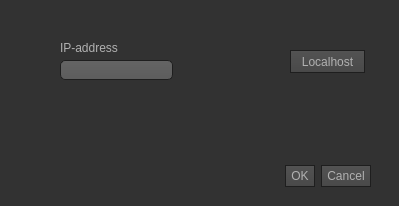
Old version of the form src/RenderManagement/NetworkSettingsWindow.ui in the repository Mirevi/MotionHub.
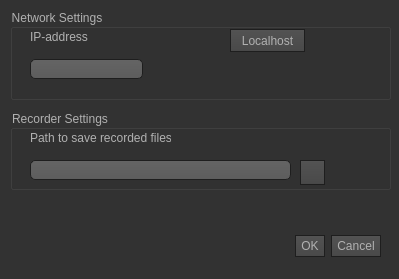
New version of the form. Icons and pictures are not drawn.

Commit message: added record path selection to settings

What changed in the file:
```diff
--- a/src/RenderManagement/NetworkSettingsWindow.ui
+++ b/src/RenderManagement/NetworkSettingsWindow.ui
@@ -7,7 +7,7 @@
     <x>0</x>
     <y>0</y>
     <width>399</width>
-    <height>206</height>
+    <height>279</height>
    </rect>
   </property>
   <property name="windowTitle">
@@ -481,8 +481,8 @@
   <widget class="QDialogButtonBox" name="buttonBox">
    <property name="geometry">
     <rect>
-     <x>30</x>
-     <y>160</y>
+     <x>40</x>
+     <y>230</y>
      <width>341</width>
      <height>32</height>
     </rect>
@@ -494,41 +494,107 @@
     <set>QDialogButtonBox::Cancel|QDialogButtonBox::Ok</set>
    </property>
   </widget>
-  <widget class="QLineEdit" name="lineEdit_ipAdress">
+  <widget class="QGroupBox" name="groupBox_network">
    <property name="geometry">
     <rect>
-     <x>60</x>
-     <y>60</y>
-     <width>113</width>
-     <height>20</height>
+     <x>10</x>
+     <y>9</y>
+     <width>381</width>
+     <height>91</height>
     </rect>
    </property>
-  </widget>
-  <widget class="QLabel" name="label_IP">
-   <property name="geometry">
-    <rect>
-     <x>60</x>
-     <y>40</y>
-     <width>111</width>
-     <height>16</height>
-    </rect>
+   <property name="title">
+    <string>Network Settings</string>
    </property>
-   <property name="text">
-    <string>IP-address</string>
-   </property>
+   <widget class="QPushButton" name="pushButton_localhost">
+    <property name="geometry">
+     <rect>
+      <x>220</x>
+      <y>20</y>
+      <width>75</width>
+      <height>23</height>
+     </rect>
+    </property>
+    <property name="text">
+     <string>Localhost</string>
+    </property>
+   </widget>
+   <widget class="QLabel" name="label_IP">
+    <property name="geometry">
+     <rect>
+      <x>20</x>
+      <y>20</y>
+      <width>111</width>
+      <height>16</height>
+     </rect>
+    </property>
+    <property name="text">
+     <string>IP-address</string>
+    </property>
+   </widget>
+   <widget class="QLineEdit" name="lineEdit_ipAdress">
+    <property name="geometry">
+     <rect>
+      <x>20</x>
+      <y>50</y>
+      <width>113</width>
+      <height>20</height>
+     </rect>
+    </property>
+   </widget>
   </widget>
-  <widget class="QPushButton" name="pushButton_localhost">
+  <widget class="QGroupBox" name="groupBox_recorder">
    <property name="geometry">
     <rect>
-     <x>290</x>
-     <y>50</y>
-     <width>75</width>
-     <height>23</height>
+     <x>10</x>
+     <y>110</y>
+     <width>381</width>
+     <height>80</height>
     </rect>
    </property>
-   <property name="text">
-    <string>Localhost</string>
+   <property name="title">
+    <string>Recorder Settings</string>
    </property>
+   <widget class="QLabel" name="label_recorder_path">
+    <property name="geometry">
+     <rect>
+      <x>20</x>
+      <y>20</y>
+      <width>141</width>
+      <height>16</height>
+     </rect>
+    </property>
+    <property name="text">
+     <string>Path to save recorded files</string>
+    </property>
+   </widget>
+   <widget class="QLineEdit" name="lineEdit_recorder_path">
+    <property name="geometry">
+     <rect>
+      <x>20</x>
+      <y>50</y>
+      <width>261</width>
+      <height>20</height>
+     </rect>
+    </property>
+   </widget>
+   <widget class="QPushButton" name="pushButton_fileDialog">
+    <property name="geometry">
+     <rect>
+      <x>290</x>
+      <y>50</y>
+      <width>25</width>
+      <height>25</height>
+     </rect>
+    </property>
+    <property name="text">
+     <string/>
+    </property>
+    <property name="icon">
+     <iconset resource="MainWindow.qrc">
+      <normaloff>:/ressources/icons/folder-64.png</normaloff>:/ressources/icons/folder-64.png</iconset>
+    </property>
+   </widget>
   </widget>
  </widget>
  <resources/>
```
Left out of the diff: 33 changed lines with no effect on the pictures. The commit also changes 7 other files.
